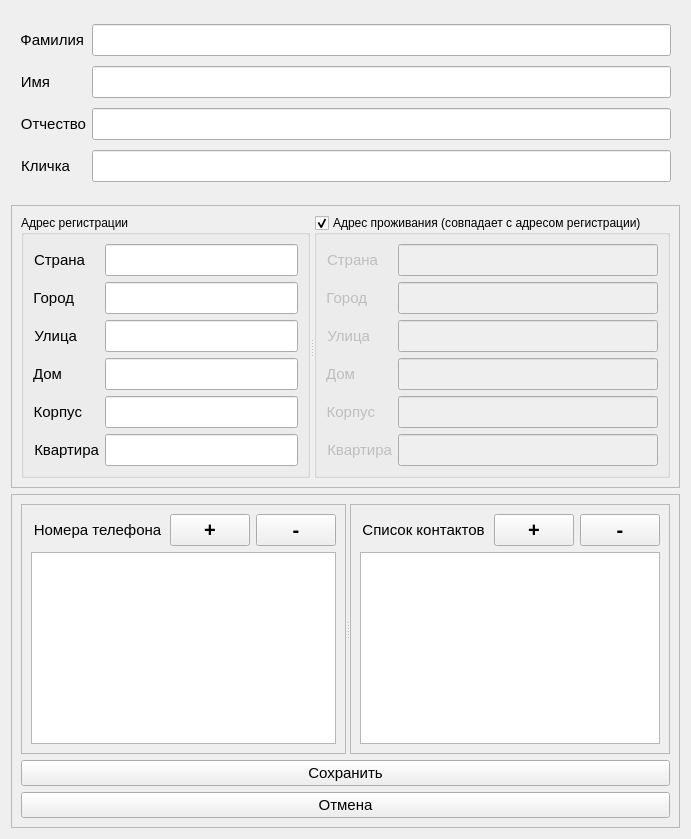
Old version of the form EditPerson.ui in the repository Yavlados/VKR.
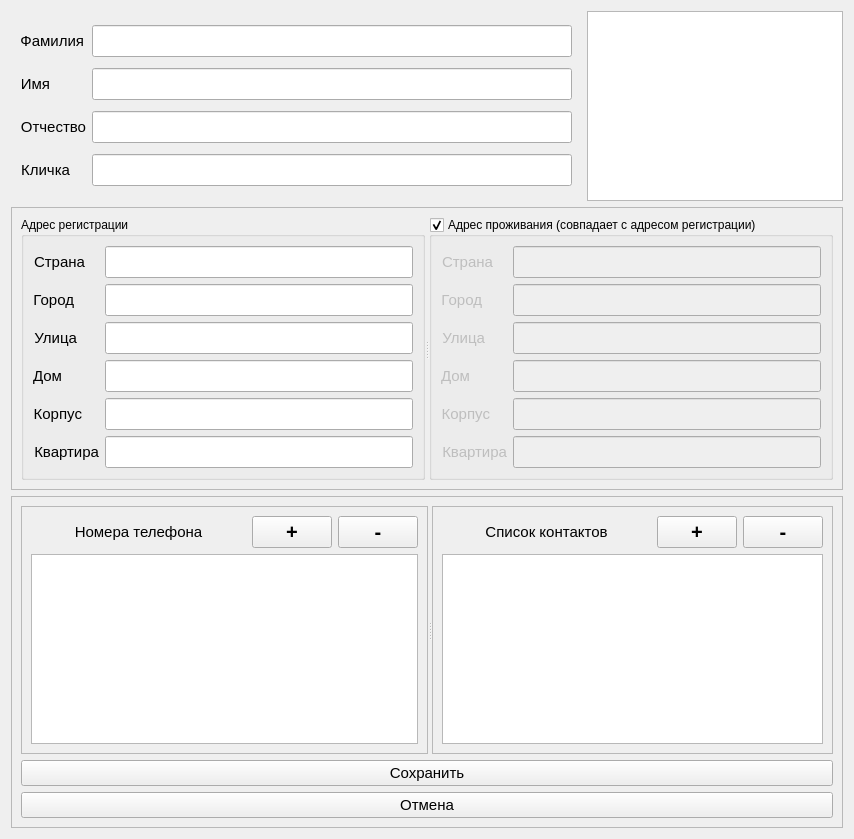
New version of the form. Custom widgets are drawn as their Qt base class.

Commit message: new(links): added links logic, changed view of personcard

```diff
--- a/EditPerson.ui
+++ b/EditPerson.ui
@@ -6,7 +6,7 @@
    <rect>
     <x>0</x>
     <y>0</y>
-    <width>691</width>
+    <width>854</width>
     <height>839</height>
    </rect>
   </property>
@@ -15,6 +15,8 @@
   </property>
   <layout class="QGridLayout" name="gridLayout_7">
    <item row="0" column="0">
+    <layout class="QGridLayout" name="gridLayout_6">
+     <item row="0" column="0">
     <widget class="QFrame" name="frame_6">
      <property name="sizePolicy">
       <sizepolicy hsizetype="Ignored" vsizetype="Preferred">
@@ -22,44 +24,7 @@
        <verstretch>0</verstretch>
       </sizepolicy>
      </property>
-     <layout class="QGridLayout" name="gridLayout_6">
-      <item row="1" column="0">
-       <widget class="QLabel" name="label_3">
-        <property name="sizePolicy">
-         <sizepolicy hsizetype="Fixed" vsizetype="Preferred">
-          <horstretch>0</horstretch>
-          <verstretch>0</verstretch>
-         </sizepolicy>
-        </property>
-        <property name="font">
-         <font>
-          <family>Arial</family>
-          <pointsize>11</pointsize>
-         </font>
-        </property>
-        <property name="text">
-         <string>Имя</string>
-        </property>
-        <property name="alignment">
-         <set>Qt::AlignRight|Qt::AlignTrailing|Qt::AlignVCenter</set>
-        </property>
-       </widget>
-      </item>
-      <item row="2" column="1">
-       <widget class="QLineEdit" name="le_mid_name">
-        <property name="sizePolicy">
-         <sizepolicy hsizetype="Ignored" vsizetype="Fixed">
-          <horstretch>0</horstretch>
-          <verstretch>0</verstretch>
-         </sizepolicy>
-        </property>
-        <property name="font">
-         <font>
-          <pointsize>15</pointsize>
-         </font>
-        </property>
-       </widget>
-      </item>
+       <layout class="QGridLayout" name="gridLayout_8">
       <item row="0" column="0">
        <widget class="QLabel" name="label_2">
         <property name="sizePolicy">
@@ -97,8 +62,30 @@
         </property>
        </widget>
       </item>
-      <item row="3" column="1">
-       <widget class="QLineEdit" name="le_alias">
+        <item row="1" column="0">
+         <widget class="QLabel" name="label_3">
+          <property name="sizePolicy">
+           <sizepolicy hsizetype="Fixed" vsizetype="Preferred">
+            <horstretch>0</horstretch>
+            <verstretch>0</verstretch>
+           </sizepolicy>
+          </property>
+          <property name="font">
+           <font>
+            <family>Arial</family>
+            <pointsize>11</pointsize>
+           </font>
+          </property>
+          <property name="text">
+           <string>Имя</string>
+          </property>
+          <property name="alignment">
+           <set>Qt::AlignRight|Qt::AlignTrailing|Qt::AlignVCenter</set>
+          </property>
+         </widget>
+        </item>
+        <item row="1" column="1">
+         <widget class="QLineEdit" name="le_name">
         <property name="sizePolicy">
          <sizepolicy hsizetype="Ignored" vsizetype="Fixed">
           <horstretch>0</horstretch>
@@ -134,8 +121,8 @@
         </property>
        </widget>
       </item>
-      <item row="1" column="1">
-       <widget class="QLineEdit" name="le_name">
+        <item row="2" column="1">
+         <widget class="QLineEdit" name="le_mid_name">
         <property name="sizePolicy">
          <sizepolicy hsizetype="Ignored" vsizetype="Fixed">
           <horstretch>0</horstretch>
@@ -171,8 +158,35 @@
         </property>
        </widget>
       </item>
-     </layout>
-    </widget>
+        <item row="3" column="1">
+         <widget class="QLineEdit" name="le_alias">
+          <property name="sizePolicy">
+           <sizepolicy hsizetype="Ignored" vsizetype="Fixed">
+            <horstretch>0</horstretch>
+            <verstretch>0</verstretch>
+           </sizepolicy>
+          </property>
+          <property name="font">
+           <font>
+            <pointsize>15</pointsize>
+           </font>
+          </property>
+         </widget>
+        </item>
+       </layout>
+      </widget>
+     </item>
+     <item row="0" column="1">
+      <widget class="QListView" name="lv_linkedPersons">
+       <property name="sizePolicy">
+        <sizepolicy hsizetype="Maximum" vsizetype="Expanding">
+         <horstretch>0</horstretch>
+         <verstretch>0</verstretch>
+        </sizepolicy>
+       </property>
+      </widget>
+     </item>
+    </layout>
    </item>
    <item row="1" column="0">
     <widget class="QFrame" name="frame_3">
```
Lines whose indentation alone changed are shown as unchanged. The commit also changes 23 other files.
